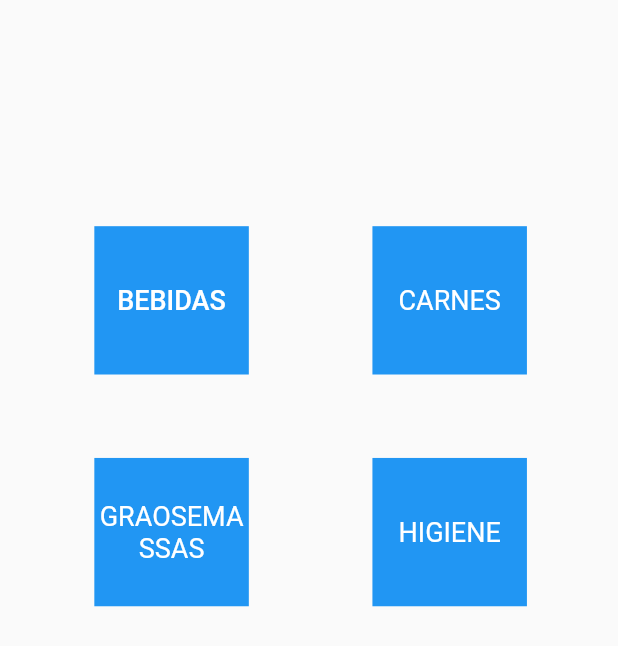
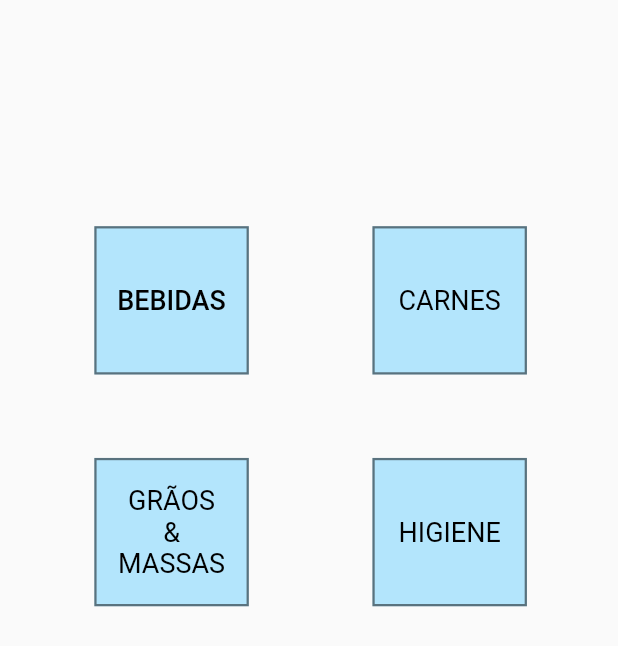
Before and after one commit to alexomantovani/dragger, a Flutter app: the DirectorySectionScreen screen opened by its route, on a phone screen of 412 x 824 dp. Shown: the top 646 px of the screen. Run offline on Flutter 3.47's test engine with Material 2 defaults, Android fonts, the phone set to English and light mode, and no system bars.

Commit message:
change the directory board's color to Colors.lightBlue.shade100, adding a Border.all() and fixing the Directory.section names parsing

```diff
--- a/lib/ui/screens/directory_section_screen.dart
+++ b/lib/ui/screens/directory_section_screen.dart
@@ -258,7 +258,13 @@ class _DirectorySectionScreenState extends State<DirectorySectionScreen>
                                   0.0),
                             width: width * 0.25,
                             height: height * 0.12,
-                            color: Colors.blue,
+                            decoration: BoxDecoration(
+                              color: Colors.lightBlue.shade100,
+                              border: Border.all(
+                                color: Colors.black.withOpacity(0.5),
+                                width: 1.5,
+                              ),
+                            ),
                             alignment: Alignment.center,
                             child: TextButton(
                               onPressed: () {
@@ -277,7 +283,7 @@ class _DirectorySectionScreenState extends State<DirectorySectionScreen>
                                     .toUpperCase()
                                     .toString(),
                                 style: const TextStyle(
-                                  color: Colors.white,
+                                  color: Colors.black,
                                   fontSize: 18.0,
                                 ),
                                 textAlign: TextAlign.center,
@@ -293,14 +299,20 @@ class _DirectorySectionScreenState extends State<DirectorySectionScreen>
                                   0.0),
                             width: width * 0.25,
                             height: height * 0.12,
-                            color: Colors.blue,
+                            decoration: BoxDecoration(
+                              color: Colors.lightBlue.shade100,
+                              border: Border.all(
+                                color: Colors.black.withOpacity(0.5),
+                                width: 1.5,
+                              ),
+                            ),
                             alignment: Alignment.center,
                             child: Text(
                               Category.carnes.name.characters
                                   .toUpperCase()
                                   .toString(),
                               style: const TextStyle(
-                                color: Colors.white,
+                                color: Colors.black,
                                 fontSize: 18.0,
                               ),
                               textAlign: TextAlign.center,
@@ -318,14 +330,23 @@ class _DirectorySectionScreenState extends State<DirectorySectionScreen>
                                   .roundToDouble()),
                             width: width * 0.25,
                             height: height * 0.12,
-                            color: Colors.blue,
+                            decoration: BoxDecoration(
+                              color: Colors.lightBlue.shade100,
+                              border: Border.all(
+                                color: Colors.black.withOpacity(0.5),
+                                width: 1.5,
+                              ),
+                            ),
                             alignment: Alignment.center,
+                            padding: const EdgeInsets.all(14.0),
                             child: Text(
                               Category.graosEmassas.name.characters
                                   .toUpperCase()
-                                  .toString(),
+                                  .toString()
+                                  .replaceFirst('E', ' & ')
+                                  .replaceFirst('A', 'Ã'),
                               style: const TextStyle(
-                                color: Colors.white,
+                                color: Colors.black,
                                 fontSize: 18.0,
                               ),
                               textAlign: TextAlign.center,
@@ -338,14 +359,20 @@ class _DirectorySectionScreenState extends State<DirectorySectionScreen>
                                   .roundToDouble()),
                             width: width * 0.25,
                             height: height * 0.12,
-                            color: Colors.blue,
+                            decoration: BoxDecoration(
+                              color: Colors.lightBlue.shade100,
+                              border: Border.all(
+                                color: Colors.black.withOpacity(0.5),
+                                width: 1.5,
+                              ),
+                            ),
                             alignment: Alignment.center,
                             child: Text(
                               Category.higiene.name.characters
                                   .toUpperCase()
                                   .toString(),
                               style: const TextStyle(
-                                color: Colors.white,
+                                color: Colors.black,
                                 fontSize: 18.0,
                               ),
                               textAlign: TextAlign.center,
@@ -363,15 +390,23 @@ class _DirectorySectionScreenState extends State<DirectorySectionScreen>
                                   .roundToDouble()),
                             width: width * 0.25,
                             height: height * 0.12,
-                            color: Colors.blue,
+                            decoration: BoxDecoration(
+                              color: Colors.lightBlue.shade100,
+                              border: Border.all(
+                                color: Colors.black.withOpacity(0.5),
+                                width: 1.5,
+                              ),
+                            ),
                             alignment: Alignment.center,
+                            padding: const EdgeInsets.all(1.0),
                             child: Text(
                               Category.hortifruti.name.characters
                                   .toUpperCase()
-                                  .toString(),
+                                  .toString()
+                                  .replaceFirst('UTI', 'UTÍ'),
                               style: const TextStyle(
-                                color: Colors.white,
-                                fontSize: 18.0,
+                                color: Colors.black,
+                                fontSize: 17.0,
                               ),
                               textAlign: TextAlign.center,
                             ),
@@ -383,14 +418,21 @@ class _DirectorySectionScreenState extends State<DirectorySectionScreen>
                                   .roundToDouble()),
                             width: width * 0.25,
                             height: height * 0.12,
-                            color: Colors.blue,
+                            decoration: BoxDecoration(
+                              color: Colors.lightBlue.shade100,
+                              border: Border.all(
+                                color: Colors.black.withOpacity(0.5),
+                                width: 1.5,
+                              ),
+                            ),
                             alignment: Alignment.center,
                             child: Text(
                               Category.laticinios.name.characters
                                   .toUpperCase()
-                                  .toString(),
+                                  .toString()
+                                  .replaceFirst('CI', 'CÍ'),
                               style: const TextStyle(
-                                color: Colors.white,
+                                color: Colors.black,
                                 fontSize: 18.0,
                               ),
                               textAlign: TextAlign.center,
@@ -408,14 +450,20 @@ class _DirectorySectionScreenState extends State<DirectorySectionScreen>
                                   .roundToDouble()),
                             width: width * 0.25,
                             height: height * 0.12,
-                            color: Colors.blue,
+                            decoration: BoxDecoration(
+                              color: Colors.lightBlue.shade100,
+                              border: Border.all(
+                                color: Colors.black.withOpacity(0.5),
+                                width: 1.5,
+                              ),
+                            ),
                             alignment: Alignment.center,
                             child: Text(
                               Category.limpeza.name.characters
                                   .toUpperCase()
                                   .toString(),
                               style: const TextStyle(
-                                color: Colors.white,
+                                color: Colors.black,
                                 fontSize: 18.0,
                               ),
                               textAlign: TextAlign.center,
@@ -428,14 +476,20 @@ class _DirectorySectionScreenState extends State<DirectorySectionScreen>
                                   .roundToDouble()),
                             width: width * 0.25,
                             height: height * 0.12,
-                            color: Colors.blue,
+                            decoration: BoxDecoration(
+                              color: Colors.lightBlue.shade100,
+                              border: Border.all(
+                                color: Colors.black.withOpacity(0.5),
+                                width: 1.5,
+                              ),
+                            ),
                             alignment: Alignment.center,
                             child: Text(
                               Category.padaria.name.characters
                                   .toUpperCase()
                                   .toString(),
                               style: const TextStyle(
-                                color: Colors.white,
+                                color: Colors.black,
                                 fontSize: 18.0,
                               ),
                               textAlign: TextAlign.center,
```
